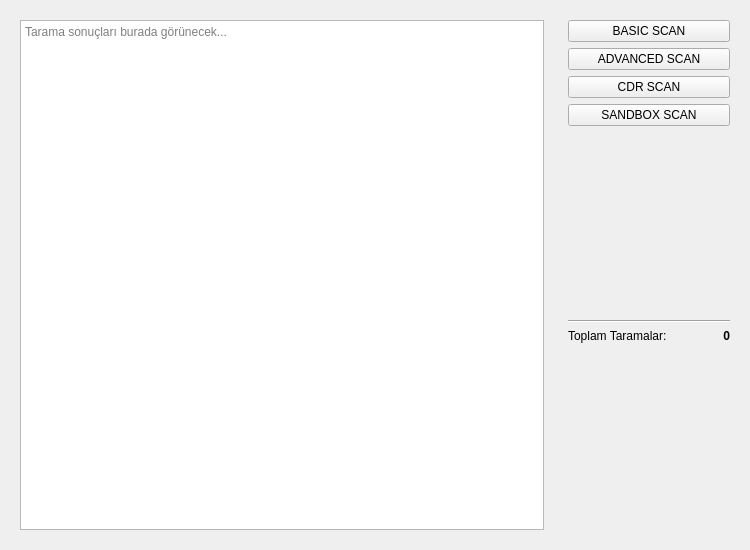
Ekremunalytu/AVProjectUi, file UI/Widgets/Dashboard/DashboardWidget.ui: the form before one commit.
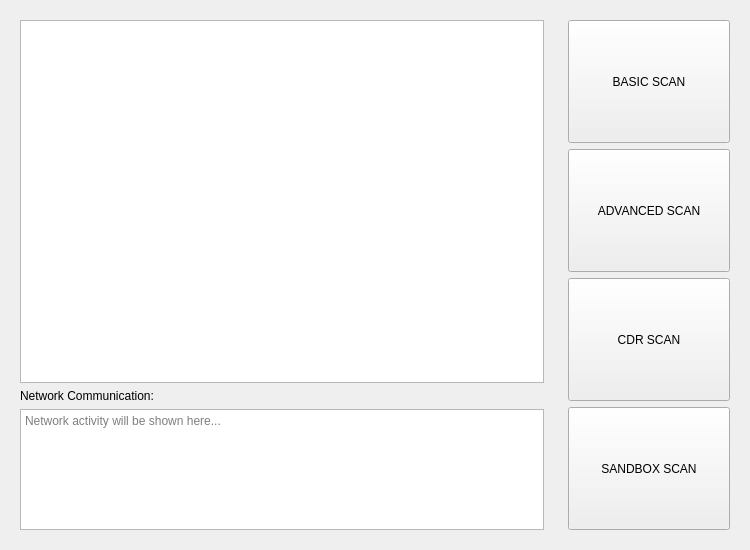
The form after the commit. The open tabs and pages were chosen to show the change.

```diff
--- a/UI/Widgets/Dashboard/DashboardWidget.ui
+++ b/UI/Widgets/Dashboard/DashboardWidget.ui
@@ -16,9 +16,89 @@
   <layout class="QHBoxLayout" name="mainHorizontalLayout" stretch="3,1">
    <item>
     <widget class="QWidget" name="leftPanelWidget" native="true">
-     <layout class="QVBoxLayout" name="leftPanelVerticalLayout" stretch="1">
+     <layout class="QVBoxLayout" name="leftPanelVerticalLayout">
       <item>
-       <widget class="QTextEdit" name="scanResultsTextEdit_dashboard">
+       <widget class="QStackedWidget" name="scanResultsStackedWidget">
+        <property name="sizePolicy">
+         <sizepolicy hsizetype="Expanding" vsizetype="Expanding">
+          <horstretch>0</horstretch>
+          <verstretch>3</verstretch>
+         </sizepolicy>
+        </property>
+        <property name="currentIndex">
+         <number>0</number>
+        </property>
+        <widget class="QWidget" name="basicScanPage">
+         <layout class="QVBoxLayout" name="basicScanPageLayout">
+          <property name="leftMargin"><number>0</number></property>
+          <property name="topMargin"><number>0</number></property>
+          <property name="rightMargin"><number>0</number></property>
+          <property name="bottomMargin"><number>0</number></property>
+          <item>
+           <widget class="QTextEdit" name="basicScanResultsTextEdit">
+            <property name="sizePolicy">
+             <sizepolicy hsizetype="Expanding" vsizetype="Expanding">
+              <horstretch>0</horstretch>
+              <verstretch>1</verstretch>
+             </sizepolicy>
+            </property>
+            <property name="readOnly">
+             <bool>true</bool>
+            </property>
+            <property name="placeholderText">
+             <string>Temel tarama sonuçları burada görünecek...</string>
+            </property>
+           </widget>
+          </item>
+         </layout>
+        </widget>
+        <widget class="QWidget" name="advancedScanPage">
+         <layout class="QVBoxLayout" name="advancedScanPageLayout">
+          <property name="leftMargin"><number>0</number></property>
+          <property name="topMargin"><number>0</number></property>
+          <property name="rightMargin"><number>0</number></property>
+          <property name="bottomMargin"><number>0</number></property>
+          <item>
+           <widget class="QTableWidget" name="advancedScanResultsTableWidget">
+            <property name="sizePolicy">
+             <sizepolicy hsizetype="Expanding" vsizetype="Expanding">
+              <horstretch>0</horstretch>
+              <verstretch>1</verstretch>
+             </sizepolicy>
+            </property>
+            <property name="editTriggers">
+             <set>QAbstractItemView::NoEditTriggers</set>
+            </property>
+            <property name="selectionBehavior">
+             <enum>QAbstractItemView::SelectRows</enum>
+            </property>
+            <property name="alternatingRowColors">
+             <bool>true</bool>
+            </property>
+            <attribute name="horizontalHeaderStretchLastSection">
+             <bool>true</bool>
+            </attribute>
+            <attribute name="verticalHeaderVisible">
+             <bool>false</bool>
+            </attribute>
+           </widget>
+          </item>
+         </layout>
+        </widget>
+       </widget>
+      </item>
+      <item>
+       <widget class="QLabel" name="networkCommunicationLabel">
+        <property name="text">
+         <string>Network Communication:</string>
+        </property>
+        <property name="alignment">
+         <set>Qt::AlignLeading|Qt::AlignLeft|Qt::AlignTop</set>
+        </property>
+       </widget>
+      </item>
+      <item>
+       <widget class="QTextEdit" name="networkCommunicationTextEdit">
         <property name="sizePolicy">
          <sizepolicy hsizetype="Expanding" vsizetype="Expanding">
           <horstretch>0</horstretch>
@@ -29,7 +109,7 @@
          <bool>true</bool>
         </property>
         <property name="placeholderText">
-         <string>Tarama sonuçları burada görünecek...</string>
+         <string>Network activity will be shown here...</string>
         </property>
        </widget>
       </item>
@@ -44,6 +124,12 @@
         <property name="text">
          <string>BASIC SCAN</string>
         </property>
+        <property name="sizePolicy">
+         <sizepolicy hsizetype="Minimum" vsizetype="Expanding">
+          <horstretch>0</horstretch>
+          <verstretch>0</verstretch>
+         </sizepolicy>
+        </property>
        </widget>
       </item>
       <item>
@@ -51,6 +137,12 @@
         <property name="text">
          <string>ADVANCED SCAN</string>
         </property>
+        <property name="sizePolicy">
+         <sizepolicy hsizetype="Minimum" vsizetype="Expanding">
+          <horstretch>0</horstretch>
+          <verstretch>0</verstretch>
+         </sizepolicy>
+        </property>
        </widget>
       </item>
       <item>
@@ -58,6 +150,12 @@
         <property name="text">
          <string>CDR SCAN</string>
         </property>
+        <property name="sizePolicy">
+         <sizepolicy hsizetype="Minimum" vsizetype="Expanding">
+          <horstretch>0</horstretch>
+          <verstretch>0</verstretch>
+         </sizepolicy>
+        </property>
        </widget>
       </item>
       <item>
@@ -65,70 +163,14 @@
         <property name="text">
          <string>SANDBOX SCAN</string>
         </property>
-       </widget>
-      </item>
-      <item>
-       <spacer name="verticalSpacer_buttons">
-        <property name="orientation">
-         <enum>Qt::Orientation::Vertical</enum>
+        <property name="sizePolicy">
+         <sizepolicy hsizetype="Minimum" vsizetype="Expanding">
+          <horstretch>0</horstretch>
+          <verstretch>0</verstretch>
+         </sizepolicy>
         </property>
-        <property name="sizeHint" stdset="0">
-         <size>
-          <width>20</width>
-          <height>40</height>
-         </size>
-        </property>
-       </spacer>
-      </item>
-      <item>
-       <widget class="Line" name="line">
-        <property name="orientation">
-         <enum>Qt::Orientation::Horizontal</enum>
-        </property>
        </widget>
       </item>
-      <item>
-       <layout class="QHBoxLayout" name="totalScansHorizontalLayout">
-        <item>
-         <widget class="QLabel" name="totalScansLabel_dashboard">
-          <property name="text">
-           <string>Toplam Taramalar:</string>
-          </property>
-         </widget>
-        </item>
-        <item>
-         <widget class="QLabel" name="totalScansValue_dashboard">
-          <property name="font">
-           <font>
-            <bold>true</bold>
-           </font>
-          </property>
-          <property name="text">
-           <string>0</string>
-          </property>
-          <property name="alignment">
-           <set>Qt::AlignmentFlag::AlignRight|Qt::AlignmentFlag::AlignTrailing|Qt::AlignmentFlag::AlignVCenter</set>
-          </property>
-         </widget>
-        </item>
-       </layout>
-      </item>
-      <item>
-       <spacer name="verticalSpacer_bottom">
-        <property name="orientation">
-         <enum>Qt::Orientation::Vertical</enum>
-        </property>
-        <property name="sizeType">
-         <enum>QSizePolicy::Policy::Expanding</enum>
-        </property>
-        <property name="sizeHint" stdset="0">
-         <size>
-          <width>0</width>
-          <height>0</height>
-         </size>
-        </property>
-       </spacer>
-      </item>
      </layout>
     </widget>
    </item>
```
